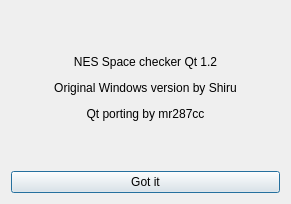
This is about.ui in tvoybro/Nes-Space-Checker-QT as Qt 5 draws it before an edit. The edited form follows.
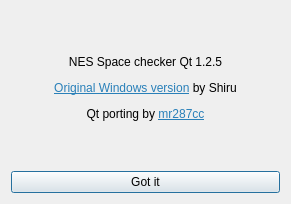
This is the edited form.

Diff of the .ui file:
```diff
--- a/about.ui
+++ b/about.ui
@@ -17,7 +17,7 @@
    <item>
     <widget class="QLabel" name="label">
      <property name="text">
-      <string>&lt;html&gt;&lt;head/&gt;&lt;body&gt;&lt;p align=&quot;center&quot;&gt;NES Space checker Qt 1.2&lt;/p&gt;&lt;p align=&quot;center&quot;&gt;Original Windows version by Shiru&lt;/p&gt;&lt;p align=&quot;center&quot;&gt;Qt porting by mr287cc&lt;/p&gt;&lt;/body&gt;&lt;/html&gt;</string>
+      <string>&lt;html&gt;&lt;head/&gt;&lt;body&gt;&lt;p align=&quot;center&quot;&gt;NES Space checker Qt 1.2.5&lt;/p&gt;&lt;p align=&quot;center&quot;&gt;&lt;a href=&quot;http://shiru.untergrund.net/software.shtml&quot;&gt;&lt;span style=&quot; text-decoration: underline; color:#2980b9;&quot;&gt;Original Windows version&lt;/span&gt;&lt;/a&gt; by Shiru&lt;/p&gt;&lt;p align=&quot;center&quot;&gt;Qt porting by &lt;a href=&quot;mailto:wecleman@gmail.com&quot;&gt;&lt;span style=&quot; text-decoration: underline; color:#2980b9;&quot;&gt;mr287cc&lt;/span&gt;&lt;/a&gt;&lt;/p&gt;&lt;/body&gt;&lt;/html&gt;</string>
      </property>
     </widget>
    </item>
```
